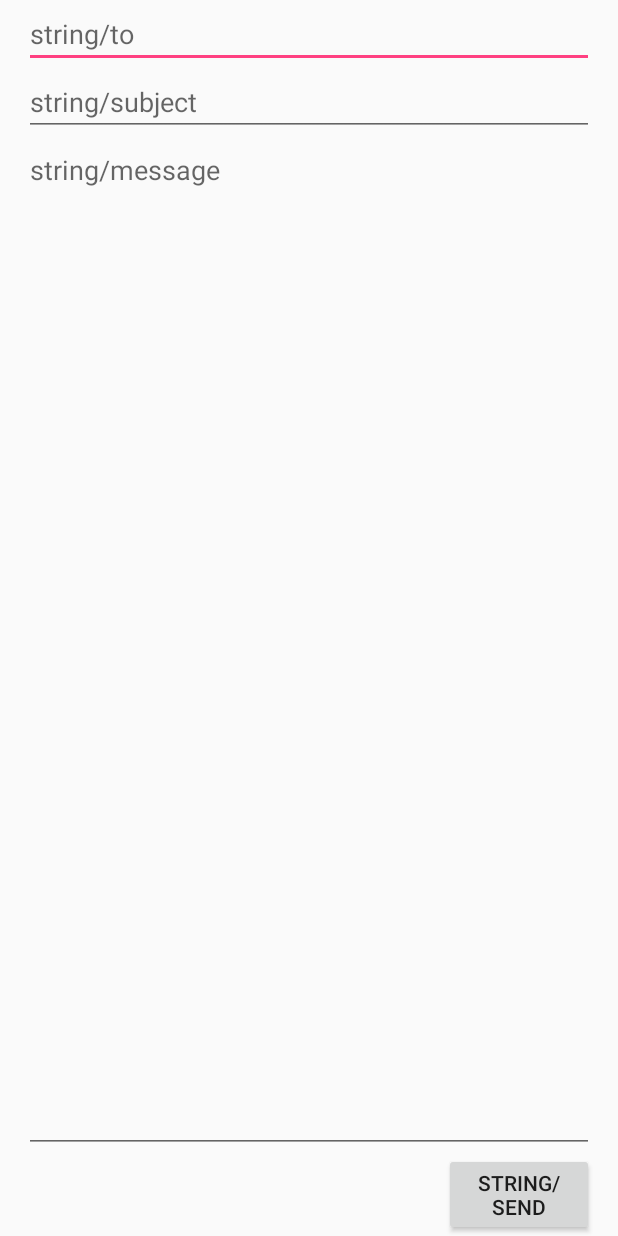
After one commit to torstengustafsson/TDDC73_Project, an Android app: the layout test.xml on its own in the app's theme, with its tools: preview values and no code run, on a phone screen of 412 x 824 dp. The commit adds this screen. Run offline under Robolectric (Android 15) with nearby library versions, the phone set to English and light mode, and no system bars.

```diff
--- a/Carousel/app/src/main/java/com/example/administrator/carousel/MainActivity.java
+++ b/Carousel/app/src/main/java/com/example/administrator/carousel/MainActivity.java
@@ -28,7 +28,10 @@ public class MainActivity extends AppCompatActivity {
         layout.addView(carousel);
         layout.addView(text2);
 
+        //ItemView i = new ItemView(this, "name", "https://images-na.ssl-images-amazon.com/images/M/MV5BMTI1MDIwMTczOV5BMl5BanBnXkFtZTcwNTI4MDE3MQ@@._V1_SX300.jpg");
+        //layout.addView(i);
+
         setContentView(layout);
-        //setContentView(R.layout.main);
+        //setContentView(R.layout.test);
     }
 }
--- /dev/null
+++ b/Carousel/app/src/main/res/layout/test.xml
@@ -0,0 +1,27 @@
+<?xml version="1.0" encoding="utf-8"?>
+<LinearLayout xmlns:android="http://schemas.android.com/apk/res/android"
+    android:layout_width="match_parent"
+    android:layout_height="match_parent"
+    android:paddingLeft="16dp"
+    android:paddingRight="16dp"
+    android:orientation="vertical" >
+    <EditText
+        android:layout_width="match_parent"
+        android:layout_height="wrap_content"
+        android:hint="string/to" />
+    <EditText
+        android:layout_width="match_parent"
+        android:layout_height="wrap_content"
+        android:hint="string/subject" />
+    <EditText
+        android:layout_width="match_parent"
+        android:layout_height="0dp"
+        android:layout_weight="1"
+        android:gravity="top"
+        android:hint="string/message" />
+    <Button
+        android:layout_width="100dp"
+        android:layout_height="wrap_content"
+        android:layout_gravity="right"
+        android:text="string/send" />
+</LinearLayout>
```
Also changed, not shown: Carousel/app/src/main/java/com/example/administrator/carousel/ImageLoader.java (+8 -1 lines), Carousel/app/src/main/java/com/example/administrator/carousel/ItemView.java (+12 -22 lines), Carousel/app/src/main/res/layout/carousel.xml (+1 -14 lines), Carousel/app/src/main/res/layout/itemview.xml (added, +24 -0 lines).
